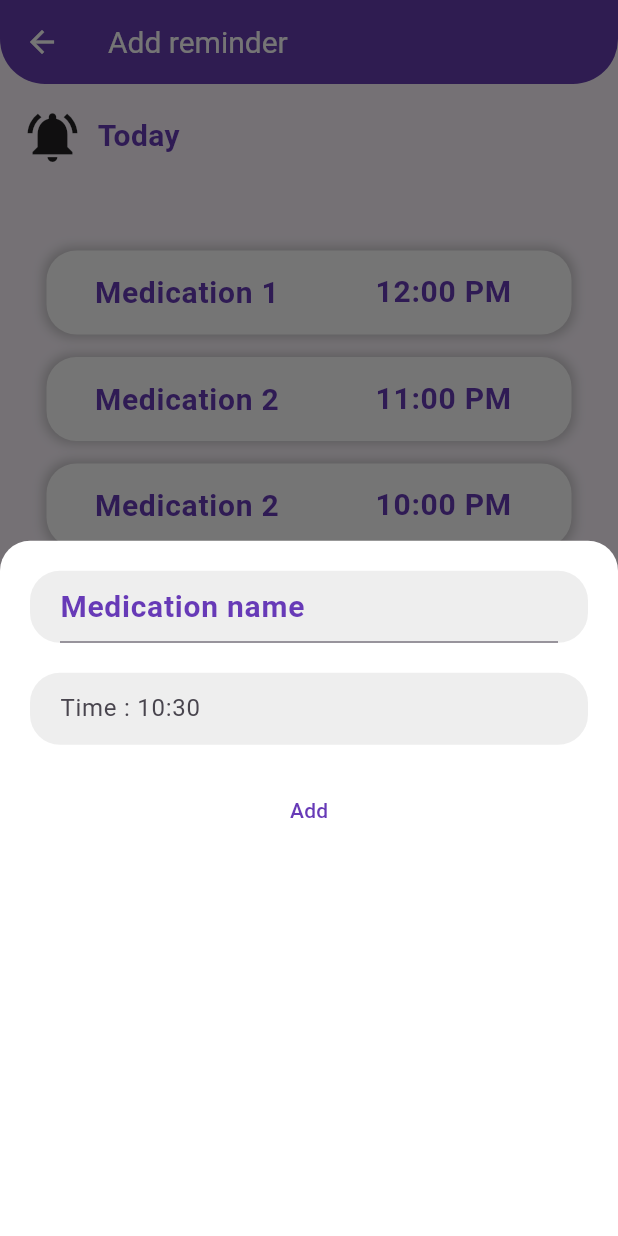
After one commit to ibrahim-maher/untitled2, a Flutter app: the AddReminderPage screen opened directly, after a tap on "Add", on a phone screen of 412 x 824 dp. The commit adds this screen. Run offline on Flutter 3.47's test engine with Material 2 defaults, Android fonts, the phone set to English and light mode, and no system bars; our stand-ins replace charts_flutter, get, image_picker.

Commit message:
reminder

```diff
--- /dev/null
+++ b/lib/add_reminder.dart
@@ -0,0 +1,270 @@
+import 'package:flutter/material.dart';
+import 'package:get/get.dart';
+import 'componants/def_button.dart';
+import 'componants/def_textfield.dart';
+
+class AddReminderPage extends StatefulWidget {
+  const AddReminderPage({Key? key}) : super(key: key);
+
+  @override
+  State<AddReminderPage> createState() => _AddReminderPageState();
+}
+
+class _AddReminderPageState extends State<AddReminderPage> {
+  List<Map> midecations = [
+    {
+      'index': '0',
+      'text': 'Medication 1',
+      "time": '12:00 PM',
+    },
+    {
+      'index': '1',
+      'text': 'Medication 2',
+      "time": '11:00 PM',
+    },
+    {
+      'index': '2',
+      'text': 'Medication 2',
+      "time": '10:00 PM',
+    },
+  ];
+
+  TextEditingController TimeController = TextEditingController();
+  TextEditingController _medicationController = TextEditingController();
+  TimeOfDay _selectedTime = TimeOfDay.now();
+
+  @override
+  void initState() {
+    super.initState();
+    _medicationController = TextEditingController();
+    _selectedTime = TimeOfDay.now();
+  }
+
+  @override
+  void dispose() {
+    _medicationController.dispose();
+    super.dispose();
+  }
+
+  DateTime selectedDate = DateTime.now();
+  TimeOfDay selectedTime = TimeOfDay.now();
+
+  Future<void> _selectDate(BuildContext context) async {
+    final DateTime? picked = await showDatePicker(
+      context: context,
+      initialDate: selectedDate,
+      firstDate: DateTime(2020),
+      lastDate: DateTime(2025),
+    );
+    if (picked != null && picked != selectedDate)
+      setState(() {
+        selectedDate = picked;
+      });
+  }
+
+  Future<void> _selectTime(BuildContext context) async {
+    final TimeOfDay? picked = await showTimePicker(
+      context: context,
+      initialTime: selectedTime,
+    );
+    if (picked != null && picked != selectedTime)
+      setState(() {
+        selectedTime = picked;
+      });
+  }
+
+  @override
+  Widget build(BuildContext context) {
+    return Scaffold(
+      appBar: AppBar(
+        leading: IconButton(
+          icon: const Icon(Icons.arrow_back),
+          onPressed: () {
+            Navigator.pop(context);
+          },
+        ),
+        shape: const RoundedRectangleBorder(
+          borderRadius: BorderRadius.vertical(
+            bottom: Radius.circular(30),
+          ),
+        ),
+        elevation: 20,
+        iconTheme: const IconThemeData(color: Colors.white),
+        backgroundColor: Theme.of(context).colorScheme.primary,
+        title: const Text(
+          'Add reminder',
+          style: TextStyle(color: Colors.white, fontSize: 20),
+        ),
+      ),
+      body: Padding(
+          padding: const EdgeInsets.all(15.0),
+          child: Column(
+            crossAxisAlignment: CrossAxisAlignment.center,
+            children: [
+              Row(
+                children: [
+                  Icon(
+                    Icons.notifications_active,
+                    size: 40,
+                  ),
+                  SizedBox(
+                    width: 10,
+                  ),
+                  Text(
+                    "Today",
+                    style: TextStyle(
+                        fontSize: 20,
+                        color: Theme.of(context).primaryColor,
+                        fontWeight: FontWeight.bold),
+                  ),
+                ],
+              ),
+              const SizedBox(
+                height: 40,
+              ),
+              Padding(
+                padding: EdgeInsets.all(16.0),
+                child: ListView.builder(
+                  itemBuilder: (context, index) {
+                    return micationListTile(
+                      time: midecations[index]['time'],
+                      text: midecations[index]['text'],
+                    );
+                  },
+                  itemCount: midecations.length,
+                  shrinkWrap: true,
+                  physics: NeverScrollableScrollPhysics(),
+                ),
+              ),
+              GestureDetector(
+                onTap: () {
+                  Get.bottomSheet(Container(
+                    padding: EdgeInsets.all(20),
+                    decoration: BoxDecoration(
+                      color: Colors.white,
+                      borderRadius: BorderRadius.only(
+                        topLeft: Radius.circular(20),
+                        topRight: Radius.circular(20),
+                      ),
+                    ),
+                    child: Column(
+                      children: [
+                        Container(
+                          padding: EdgeInsets.symmetric(horizontal: 20),
+                          decoration: BoxDecoration(
+                            color: Colors.grey[200],
+                            borderRadius: BorderRadius.circular(20),
+                          ),
+                          child: TextField(
+                            controller: _medicationController,
+                            decoration: InputDecoration(
+                              hintText: "Medication name",
+                              hintStyle: TextStyle(
+                                  fontSize: 20,
+                                  color: Theme.of(context).primaryColor,
+                                  fontWeight: FontWeight.bold),
+                            ),
+                          ),
+                        ),
+                        SizedBox(
+                          height: 20,
+                        ),
+                        Container(
+                          padding: EdgeInsets.symmetric(horizontal: 20),
+                          decoration: BoxDecoration(
+                            color: Colors.grey[200],
+                            borderRadius: BorderRadius.circular(20),
+                          ),
+                          child: GestureDetector(
+                            onTap: () {
+                              _selectTime(context);
+                            },
+                            child: TextField(
+                              controller: TimeController,
+                              decoration: InputDecoration(
+                                border: InputBorder.none,
+                                hintText:
+                                    "Time : ${selectedTime.hour}:${selectedTime.minute}",
+
+                              ),
+                            ),
+                          ),
+                        ),
+                        SizedBox(
+                          height: 20,
+                        ),
+                        TextButton(onPressed: () {}, child: Text("Add"))
+                      ],
+                    ),
+                  ));
+                },
+                child: Container(
+                  alignment: Alignment.center,
+                  width: 80,
+                  height: 55,
+                  decoration: BoxDecoration(
+                    color: Theme.of(context).primaryColor,
+                    borderRadius: BorderRadius.circular(20),
+                  ),
+                  child: Text(
+                    "Add",
+                    style: TextStyle(
+                        fontSize: 20,
+                        color: Colors.white,
+                        fontWeight: FontWeight.bold),
+                  ),
+                ),
+              ),
+            ],
+          )),
+    );
+  }
+}
+
+class micationListTile extends StatelessWidget {
+  String text;
+
+  micationListTile({
+    super.key,
+    required this.time,
+    required this.text,
+  });
+
+  final time;
+
+  @override
+  Widget build(BuildContext context) {
+    return Container(
+      margin: EdgeInsets.only(bottom: 15),
+      width: double.infinity,
+      padding: EdgeInsets.symmetric(horizontal: 16.0),
+      decoration: BoxDecoration(
+        color: Colors.white,
+        borderRadius: BorderRadius.circular(20),
+        boxShadow: [
+          BoxShadow(
+            color: Colors.grey.withOpacity(0.5),
+            spreadRadius: 2,
+            blurRadius: 5,
+          ),
+        ],
+      ),
+      child: ListTile(
+        title: Text(
+          text,
+          style: TextStyle(
+              fontSize: 20,
+              color: Theme.of(context).primaryColor,
+              fontWeight: FontWeight.bold),
+        ),
+        trailing: Text(
+          time as String,
+          style: TextStyle(
+              fontSize: 20,
+              color: Theme.of(context).primaryColor,
+              fontWeight: FontWeight.bold),
+        ),
+      ),
+    );
+  }
+}
--- a/lib/main.dart
+++ b/lib/main.dart
@@ -1,14 +1,18 @@
 import 'package:flutter/material.dart';
 import 'package:get/get.dart';
 import 'package:untitled2/retinaPage.dart';
+import 'package:untitled2/up_ratina.dart';
 
 import 'add_medication.dart';
+import 'add_reminder.dart';
 import 'dashboard.dart';
 import 'diabetes_types.dart';
 import 'feedback.dart';
 import 'help.dart';
 import 'insuline_calculate.dart';
 import 'medication.dart';
+import 'reminder_time.dart';
+import 'type1.dart';
 
 void main() {
   runApp(const MyApp());
@@ -45,7 +49,7 @@ class MyApp extends StatelessWidget {
         ),
         useMaterial3: true,
       ),
-      home:  AddMedicationPage(),
+      home:  remindertime(),
     );
   }
 }
--- a/pubspec.yaml
+++ b/pubspec.yaml
@@ -33,7 +33,7 @@ dependencies:
   get: ^4.6.5
   charts_flutter: ^0.12.0
   flutter_charts: ^0.5.1
-
+  image_picker: ^0.8.7+5
   # The following adds the Cupertino Icons font to your application.
   # Use with the CupertinoIcons class for iOS style icons.
   cupertino_icons: ^1.0.2
```
Also changed, not shown: lib/reminder_time.dart (added, +52 -0 lines), lib/type1.dart (added, +102 -0 lines), lib/up_ratina.dart (+145 -0 lines), assets/images/Artwork1.png (added), pubspec.lock.
